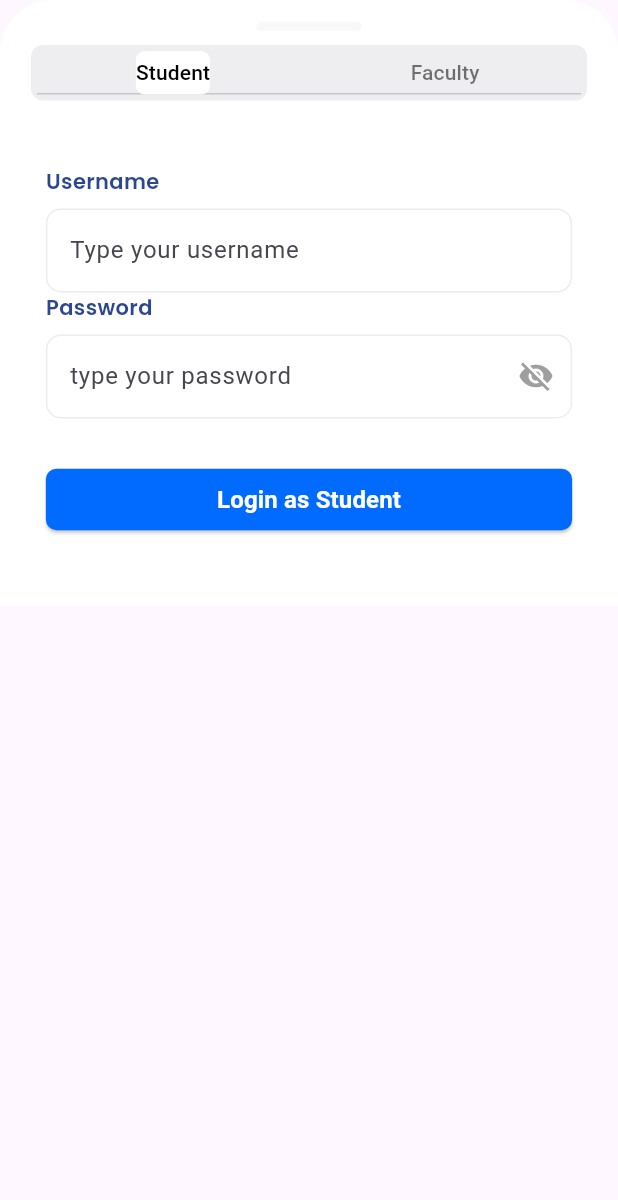
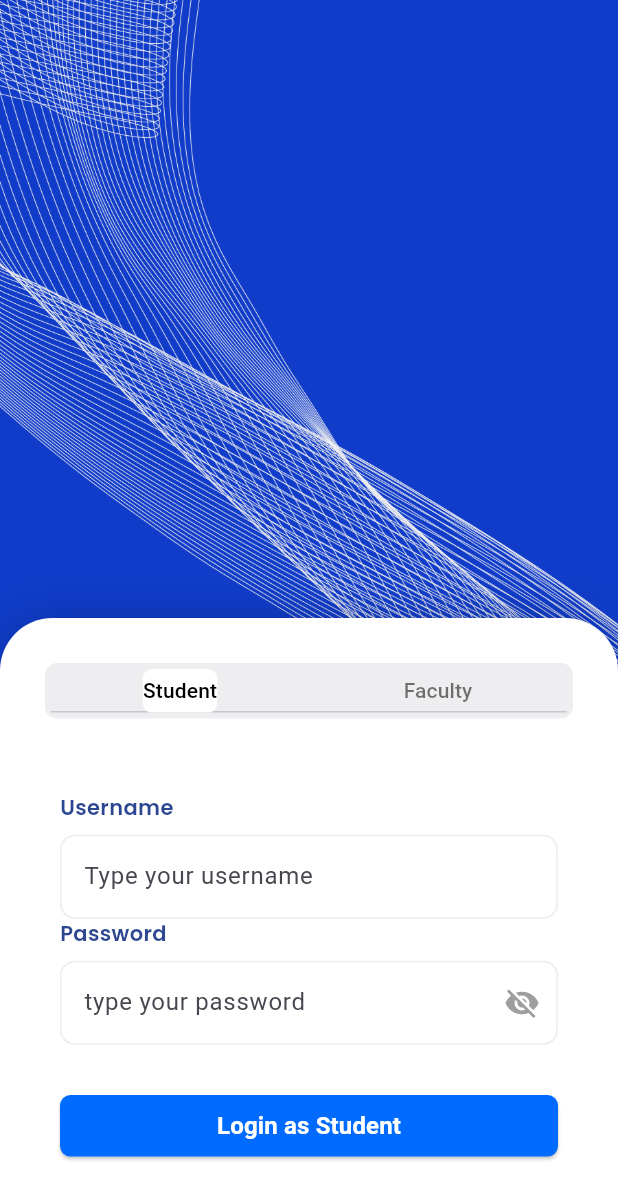
Before and after one commit to Team-NEXT-INDIA/VITAP--V2, a Flutter app: the LoginPage screen opened directly, on a phone screen of 412 x 824 dp. Shown: the top 1200 px of the screen. Run offline on Flutter 3.47's test engine with Material 2 defaults, Android fonts, the light colour scheme and no system bars; our stand-ins replace animate_do, barcode_widget, carousel_slider, flip_card, flutter_svg, font_awesome_flutter and 3 more; project files that could hold a hidden picture were left out.

Commit message:
Fixed Modal issue in login page

```diff
--- a/lib/screens/LoginPage/loginpage.dart
+++ b/lib/screens/LoginPage/loginpage.dart
@@ -1,9 +1,11 @@
 // ignore_for_file: camel_case_types
 
+import 'package:animate_do/animate_do.dart';
 import 'package:flutter/cupertino.dart';
 import 'package:flutter/material.dart';
 import 'package:flutter/services.dart';
 
+import '../../customs/theme.dart';
 import '../../utils/utils.dart';
 import '../Student/Layout.dart';
 
@@ -32,12 +34,43 @@ class _loginPageState extends State<LoginPage>
 
   @override
   Widget build(BuildContext context) {
-    return Padding(
-      padding: MediaQuery.of(context).viewInsets,
-      child: Material(
+    return GestureDetector(
+      onTap: () {
+        FocusManager.instance.primaryFocus?.unfocus();
+      },
+      child: Scaffold(
+        appBar: AppBar(
+          automaticallyImplyLeading: false,
+          toolbarHeight: 0,
+          systemOverlayStyle: const SystemUiOverlayStyle(
+            statusBarColor: Color(0xFF002C64),
+            statusBarIconBrightness: Brightness.light,
+            // For Android (dark icons)
+            statusBarBrightness: Brightness.dark, // For iOS (dark icons)
+          ),
+        ),
+        backgroundColor: Colors.white,
+        body: CustomScrollView(
+          slivers: [
+            SliverFillRemaining(
               child: Container(
-          padding: EdgeInsets.only(top: 5),
-          height: MediaQuery.of(context).size.height * 0.49,
+                decoration: BoxDecoration(
+                  color: primaryColor,
+                  image: DecorationImage(
+                    fit: BoxFit.fill,
+                    image: AssetImage(
+                      'assets/images/on-boarding/login-bg.png',
+                    ),
+                  ),
+                ),
+                child: Column(
+                  crossAxisAlignment: CrossAxisAlignment.end,
+                  mainAxisAlignment: MainAxisAlignment.end,
+                  children: [
+                    FadeInUpBig(
+                      duration: Duration(seconds: 1),
+                      child: Container(
+                        height: MediaQuery.of(context).size.height * 0.5,
                         width: double.infinity,
                         decoration: const BoxDecoration(
                           color: Color(0xffffffff),
@@ -45,41 +78,36 @@ class _loginPageState extends State<LoginPage>
                             topLeft: Radius.circular(35),
                             topRight: Radius.circular(35),
                           ),
-            // boxShadow: [
-            //   BoxShadow(
-            //     color: Color(0x3f000000),
-            //     offset: Offset(0, 4),
-            //     blurRadius: 25,
-            //   ),
-            // ],
+                          boxShadow: [
+                            BoxShadow(
+                              color: Color(0x3f000000),
+                              offset: Offset(0, 4),
+                              blurRadius: 25,
                             ),
-          child: Column(
-            mainAxisSize: MainAxisSize.min,
-            crossAxisAlignment: CrossAxisAlignment.center,
-            mainAxisAlignment: MainAxisAlignment.start,
-            children: [
-              Row(
-                mainAxisAlignment: MainAxisAlignment.center,
-                children: [
-                  Container(
-                    height: 6,
-                    width: 70,
-                    decoration: BoxDecoration(
-                        color: Color(0xfff8f8f8),
-                        borderRadius: BorderRadius.circular(50)),
-                  ),
-                  SizedBox(
-                    height: 25,
-                  )
                           ],
                         ),
-              SizedBox(
-                width: MediaQuery.of(context).size.height * 0.45,
-                height: MediaQuery.of(context).size.height * 0.45,
+                        child: Container(
+                          padding: EdgeInsets.fromLTRB(30, 30, 30, 0),
                           child: Column(
                             children: [
+                              // Row(
+                              //   mainAxisAlignment: MainAxisAlignment.center,
+                              //   children: [
+                              //     Container(
+                              //       height: 6,
+                              //       width: 70,
+                              //       decoration: BoxDecoration(
+                              //           color: Color(0xfff8f8f8),
+                              //           borderRadius: BorderRadius.circular(50)),
+                              //     ),
+                              //     SizedBox(
+                              //       height: 20,
+                              //     )
+                              //   ],
+                              // ),
                               Container(
-                      height: MediaQuery.of(context).size.height * 0.045,
+                                height:
+                                    MediaQuery.of(context).size.height * 0.045,
                                 width: MediaQuery.of(context).size.height,
                                 decoration: BoxDecoration(
                                     color: const Color(0x1F767680),
@@ -122,8 +150,13 @@ class _loginPageState extends State<LoginPage>
                             ],
                           ),
                         ),
+                      ),
+                    ),
                   ],
                 ),
+              ),
+            )
+          ],
         ),
       ),
     );
--- a/lib/screens/OnBoarding/onBoarding.dart
+++ b/lib/screens/OnBoarding/onBoarding.dart
@@ -100,14 +100,9 @@ class Onboarding extends StatelessWidget {
                           ),
                           child: InkWell(
                             borderRadius: BorderRadius.circular(50),
-                            onTap: () => showModalBottomSheet(
-                              shape: RoundedRectangleBorder(
-                                borderRadius: BorderRadius.circular(10.0),
-                              ),
-                              isScrollControlled: true,
-                              context: context,
-                              builder: (context) => LoginPage(),
-                            ),
+                            onTap: () => Navigator.of(context).push(
+                                MaterialPageRoute(
+                                    builder: (context) => LoginPage())),
 
                             splashColor: Colors.white10, //
                             child: Padding(
```
Lines whose indentation alone changed are shown as unchanged.
